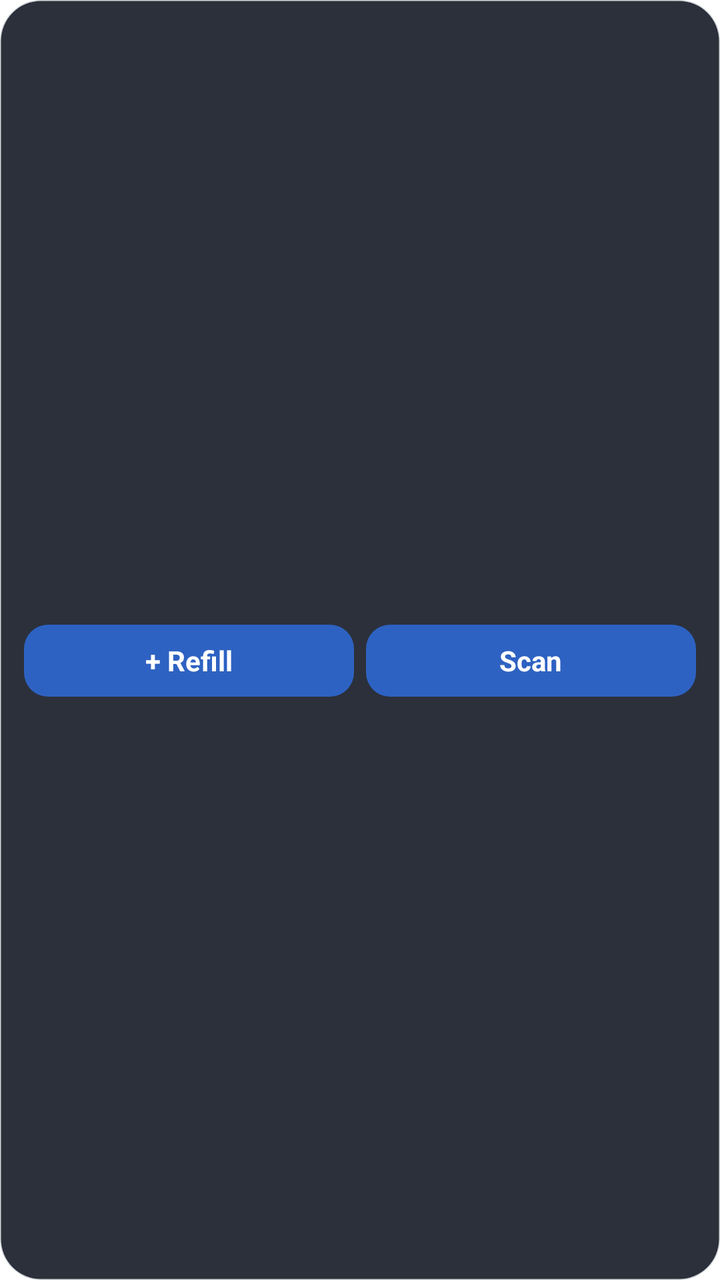
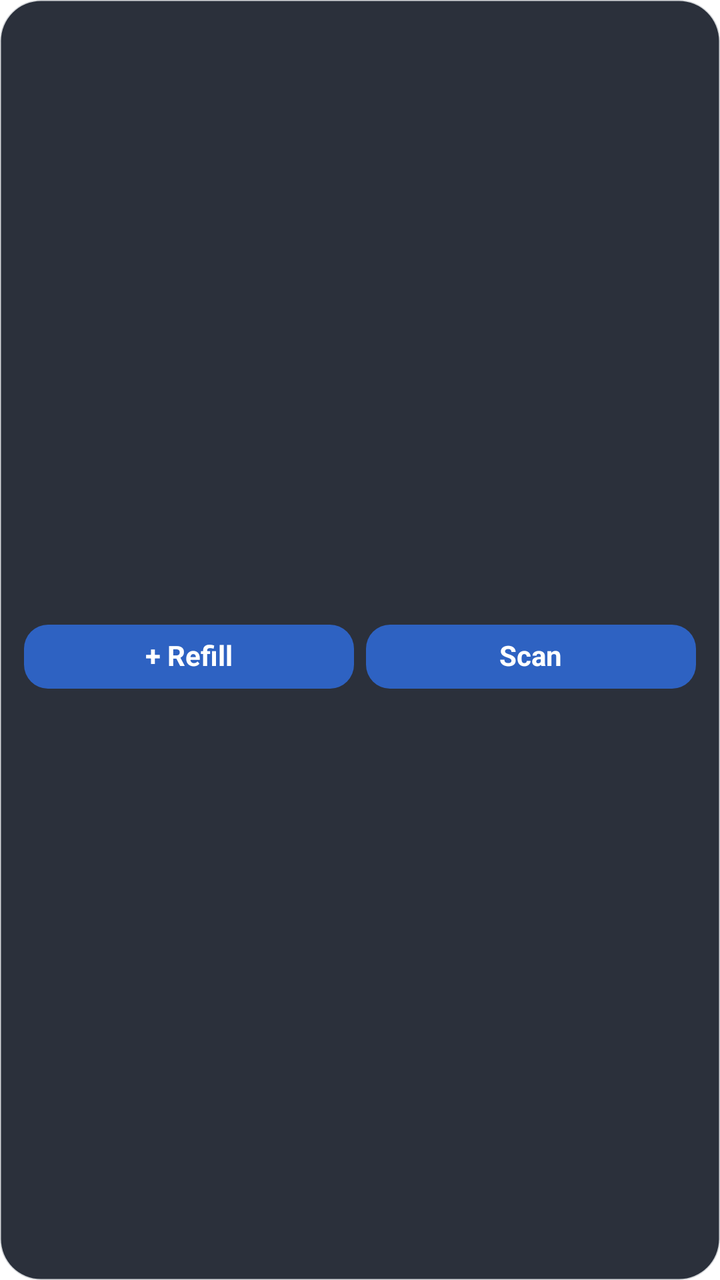

An Android layout rendered at two revisions. The XML below is the earlier revision; the diff shows what the commit changed to produce the second picture.
<!-- AndroidManifest.xml: fallback theme Theme.MaterialComponents.DayNight.NoActionBar -->
<!-- res/layout/widget_quick_add.xml -->
<?xml version="1.0" encoding="utf-8"?>
<LinearLayout xmlns:android="http://schemas.android.com/apk/res/android" android:id="@+id/root" android:layout_width="match_parent" android:layout_height="match_parent" android:orientation="vertical" android:gravity="center_vertical" android:padding="12dp" android:background="@drawable/widget_bg">
        <TextView android:id="@+id/cap" android:layout_width="wrap_content" android:layout_height="wrap_content" android:textSize="11sp" android:textColor="#AFC0D8" android:letterSpacing="0.08" android:maxLines="1" android:ellipsize="end" />
        <LinearLayout android:layout_width="match_parent" android:layout_height="wrap_content" android:layout_marginTop="6dp" android:orientation="horizontal">
            <TextView android:id="@+id/add" android:layout_width="0dp" android:layout_weight="1" android:layout_height="36dp" android:gravity="center" android:text="+ Refill" android:textColor="#FFFFFF" android:textStyle="bold" android:background="@drawable/widget_button" />
            <TextView android:id="@+id/scan" android:layout_width="0dp" android:layout_weight="1" android:layout_height="36dp" android:layout_marginStart="6dp" android:gravity="center" android:text="Scan" android:textColor="#FFFFFF" android:textStyle="bold" android:background="@drawable/widget_button" />
        </LinearLayout>
</LinearLayout>
<!-- resources referenced by this layout -->
<resources>
  <!-- drawable widget_bg (drawable) -->
  <?xml version="1.0" encoding="utf-8"?>
  <shape xmlns:android="http://schemas.android.com/apk/res/android" android:shape="rectangle">
      <solid android:color="#EE1C222D" />
      <corners android:radius="20dp" />
      <stroke android:width="1dp" android:color="#332C3442" />
  </shape>
  <!-- drawable widget_button (drawable) -->
  <?xml version="1.0" encoding="utf-8"?>
  <shape xmlns:android="http://schemas.android.com/apk/res/android" android:shape="rectangle">
      <solid android:color="#2E62C2" />
      <corners android:radius="12dp" />
  </shape>
</resources>

<!-- the commit's change to res/layout/widget_quick_add.xml (unified diff, before → after) -->
@@ -1,8 +1,8 @@
 <?xml version="1.0" encoding="utf-8"?>
-<LinearLayout xmlns:android="http://schemas.android.com/apk/res/android" android:id="@+id/root" android:layout_width="match_parent" android:layout_height="match_parent" android:orientation="vertical" android:gravity="center_vertical" android:padding="12dp" android:background="@drawable/widget_bg">
-        <TextView android:id="@+id/cap" android:layout_width="wrap_content" android:layout_height="wrap_content" android:textSize="11sp" android:textColor="#AFC0D8" android:letterSpacing="0.08" android:maxLines="1" android:ellipsize="end" />
-        <LinearLayout android:layout_width="match_parent" android:layout_height="wrap_content" android:layout_marginTop="6dp" android:orientation="horizontal">
-            <TextView android:id="@+id/add" android:layout_width="0dp" android:layout_weight="1" android:layout_height="36dp" android:gravity="center" android:text="+ Refill" android:textColor="#FFFFFF" android:textStyle="bold" android:background="@drawable/widget_button" />
-            <TextView android:id="@+id/scan" android:layout_width="0dp" android:layout_weight="1" android:layout_height="36dp" android:layout_marginStart="6dp" android:gravity="center" android:text="Scan" android:textColor="#FFFFFF" android:textStyle="bold" android:background="@drawable/widget_button" />
+<LinearLayout xmlns:android="http://schemas.android.com/apk/res/android" android:id="@+id/root" android:layout_width="match_parent" android:layout_height="match_parent" android:orientation="vertical" android:gravity="center_vertical" android:paddingStart="12dp" android:paddingEnd="12dp" android:paddingTop="8dp" android:paddingBottom="8dp" android:background="@drawable/widget_bg">
+        <TextView android:includeFontPadding="false" android:id="@+id/cap" android:layout_width="wrap_content" android:layout_height="wrap_content" android:textSize="11sp" android:textColor="#AFC0D8" android:letterSpacing="0.08" android:maxLines="1" android:ellipsize="end" />
+        <LinearLayout android:layout_width="match_parent" android:layout_height="wrap_content" android:layout_marginTop="4dp" android:orientation="horizontal">
+            <TextView android:includeFontPadding="false" android:id="@+id/add" android:layout_width="0dp" android:layout_weight="1" android:layout_height="32dp" android:gravity="center" android:text="+ Refill" android:textColor="#FFFFFF" android:textStyle="bold" android:background="@drawable/widget_button" />
+            <TextView android:includeFontPadding="false" android:id="@+id/scan" android:layout_width="0dp" android:layout_weight="1" android:layout_height="32dp" android:layout_marginStart="6dp" android:gravity="center" android:text="Scan" android:textColor="#FFFFFF" android:textStyle="bold" android:background="@drawable/widget_button" />
         </LinearLayout>
 </LinearLayout>
